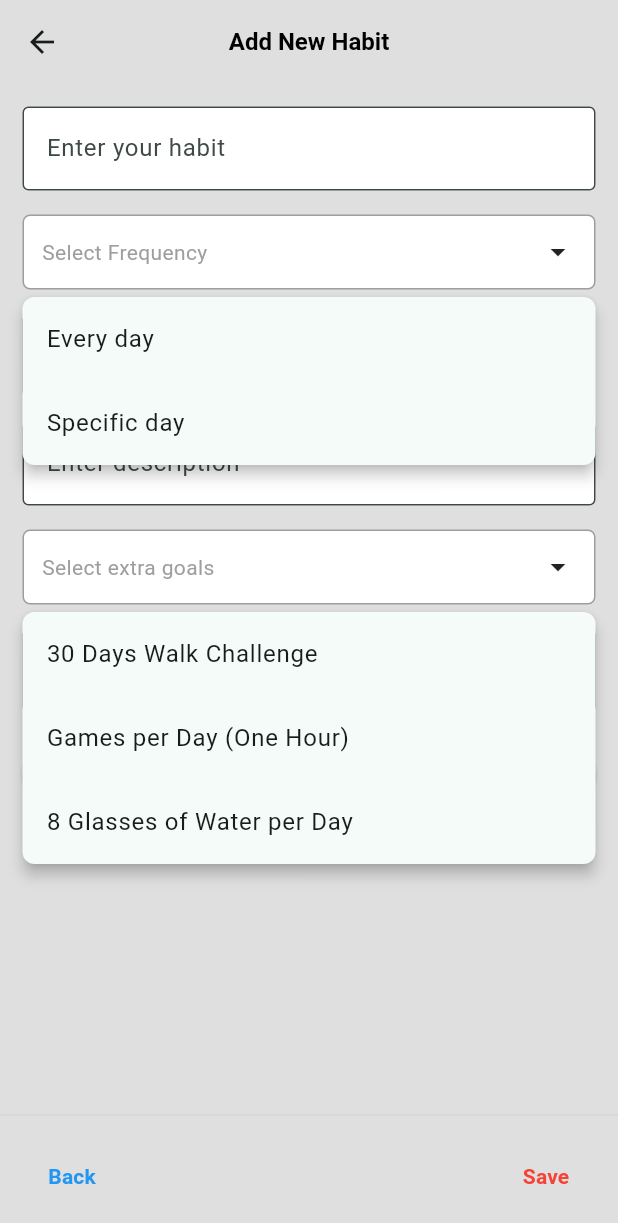
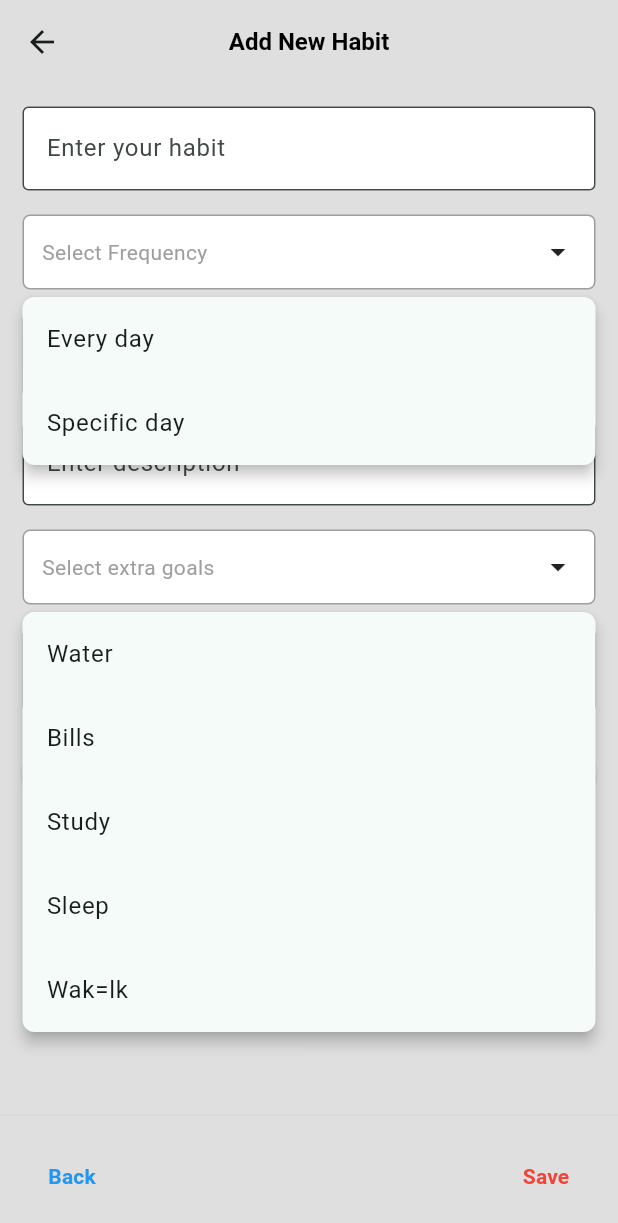
Before and after one commit to AnushkaMishra12/reminderText, a Flutter app: the DefineHabitPage screen opened directly, after a tap on "Select Frequency", after a tap on "Select extra goals", on a phone screen of 412 x 824 dp. Shown: the top 1223 px of the screen. Run offline on Flutter 3.47's test engine with Material 3 defaults, Android fonts, the light colour scheme and no system bars; our stand-ins replace awesome_notifications, flutter_speed_dial, get, lottie, pie_chart, sqflite; missing offline and left inert: expressions, workmanager; accounts and stored records are empty.

```diff
--- a/lib/screen/dashboard/calculator_controller.dart
+++ b/lib/screen/dashboard/calculator_controller.dart
@@ -26,17 +26,14 @@ class CalculatorController extends GetxController {
 
         RegExp regExp = RegExp(r'[\+\-\*\/]');
         Iterable<RegExpMatch> matches = regExp.allMatches(currentExpression);
-
         if (matches.isNotEmpty) {
           RegExpMatch lastMatch = matches.last;
-
           String leftSide = currentExpression.substring(0, lastMatch.start);
           String operator = currentExpression[lastMatch.start];
           String rightSide = currentExpression.substring(lastMatch.start + 1);
           double leftValue = double.tryParse(leftSide) ?? 0;
           double rightValue = double.tryParse(rightSide) ?? 0;
           double percentageResult = (leftValue * rightValue) / 100;
-
 
           expression.value = leftValue.toString() + operator + percentageResult.toString();
         } else {
--- a/lib/screen/dashboard/view/dashboard_binding.dart
+++ b/lib/screen/dashboard/view/dashboard_binding.dart
@@ -1,5 +1,4 @@
 import 'package:get/get.dart';
-
 import 'dashboard_controller.dart';
 
 class DashBoardBinding extends Bindings {
--- a/lib/screen/doughnut_graph.dart
+++ b/lib/screen/doughnut_graph.dart
@@ -36,7 +36,7 @@ class _DoughnutGraphState extends State<DoughnutGraph> {
     final db = await dbHelper.database;
     final List<Map<String, dynamic>> maps = await db.query('habits');
     return List.generate(maps.length, (i) {
-      return Habit.fromMap(maps[i]);
+    return Habit.fromMap(maps[i]);
     });
   }
 
--- a/lib/screen/history_calculator.dart
+++ b/lib/screen/history_calculator.dart
@@ -10,7 +10,6 @@ class HistoryScreen extends StatefulWidget {
 
 class _HistoryScreenState extends State<HistoryScreen> {
   late Future<List<Map<String, dynamic>>> _historyFuture;
-
   final CalculatorDatabaseHelper _dbHelper = CalculatorDatabaseHelper();
 
   @override
--- a/lib/widget/extragoals.dart
+++ b/lib/widget/extragoals.dart
@@ -145,9 +145,11 @@ class _ExtraGoalsDropdownState extends State<ExtraGoalsDropdown> {
   Widget build(BuildContext context) {
     return CustomDropdown<String>(
       items: const [
-        '30 Days Walk Challenge',
-        'Games per Day (One Hour)',
-        '8 Glasses of Water per Day',
+        'Water',
+        'Bills',
+        'Study',
+        'Sleep',
+        'Wak=lk'
       ],
       selectedItem: _selectedGoal,
       hintText: widget.hintText,
```
Also changed, not shown: lib/screen/calculator_screen.dart (+5 -7 lines), lib/screen/dashboard/doghnutComntroller.dart (+25 -12 lines).
